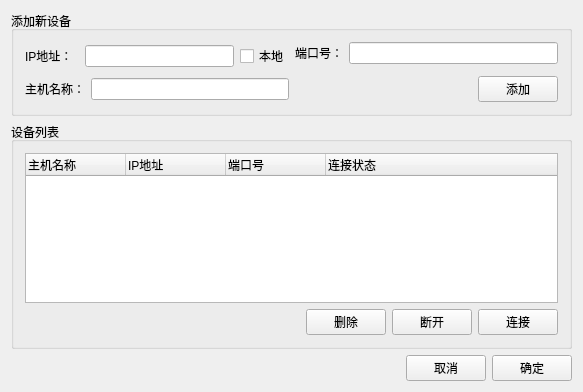
Above: src/OnlineProcess/ConnectSetting.ui from offline-programming-software/offline-programming before the change. Below: the same form after it.
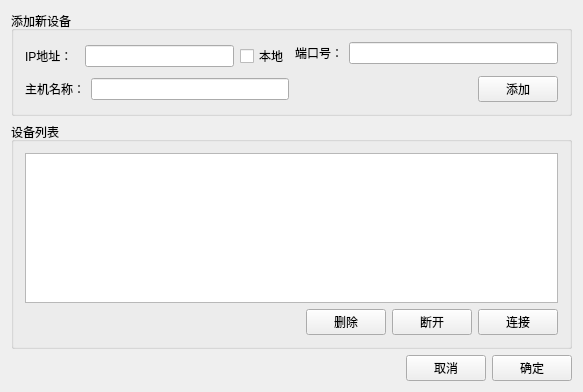
That is the form after the change.

Commit message: [online] 在进程增加了全局通讯ctx，在connect界面增加了连接端口功能

What changed in the file:
```diff
--- a/src/OnlineProcess/ConnectSetting.ui
+++ b/src/OnlineProcess/ConnectSetting.ui
@@ -127,31 +127,7 @@
         <item>
          <layout class="QVBoxLayout" name="verticalLayout">
           <item>
-           <widget class="QTreeWidget" name="treeClient">
-            <property name="columnCount">
-             <number>4</number>
-            </property>
-            <column>
-             <property name="text">
-              <string notr="true">主机名称</string>
-             </property>
-            </column>
-            <column>
-             <property name="text">
-              <string>IP地址</string>
-             </property>
-            </column>
-            <column>
-             <property name="text">
-              <string>端口号</string>
-             </property>
-            </column>
-            <column>
-             <property name="text">
-              <string notr="true">连接状态</string>
-             </property>
-            </column>
-           </widget>
+           <widget class="QTableView" name="tblClient"/>
           </item>
           <item>
            <layout class="QHBoxLayout" name="horizontalLayout_2">
```
Left out of the diff: 2 changed lines with no effect on the pictures. The commit also changes 10 other files.
